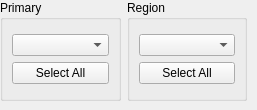
First picture: the form in bank-view/fronttwinfilter.ui, repository smandyscom/front-base-widget, before the edit.
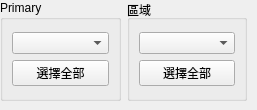
Second picture: the form after the edit.

```diff
--- a/bank-view/fronttwinfilter.ui
+++ b/bank-view/fronttwinfilter.ui
@@ -37,7 +37,7 @@
          <item>
           <widget class="QPushButton" name="pushButtonPrimarySelectAll">
            <property name="text">
-            <string>Select All</string>
+            <string>選擇全部</string>
            </property>
           </widget>
          </item>
@@ -49,7 +49,7 @@
     <item>
      <widget class="QGroupBox" name="groupBoxRegion">
       <property name="title">
-       <string>Region</string>
+       <string>區域</string>
       </property>
       <layout class="QVBoxLayout" name="verticalLayout_2">
        <item>
@@ -60,7 +60,7 @@
          <item>
           <widget class="QPushButton" name="pushButtonSecondary">
            <property name="text">
-            <string>Select All</string>
+            <string>選擇全部</string>
            </property>
           </widget>
          </item>
```
